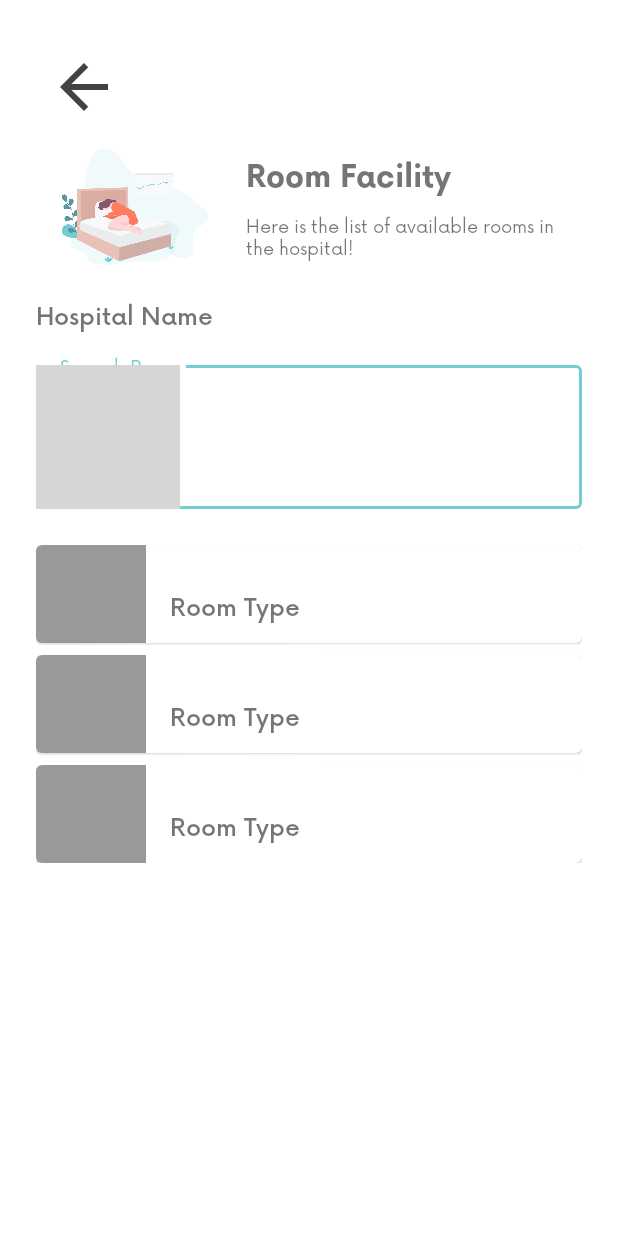
After one commit to lazuardiap/Langkah, an Android app: the layout fragment_rooms.xml on its own in the app's theme, with its tools: preview values and no code run, on a phone screen of 412 x 824 dp. The commit adds this screen. Run offline under Robolectric (Android 15) with nearby library versions, the phone set to English and light mode, and no system bars; grey boxes are pictures that could not be loaded.

Commit message:
Rooms Page Done

```diff
--- a/app/src/main/AndroidManifest.xml
+++ b/app/src/main/AndroidManifest.xml
@@ -11,7 +11,7 @@
         android:roundIcon="@mipmap/ic_launcher_round"
         android:supportsRtl="true"
         android:theme="@style/Theme.Langkah">
-        <activity android:name=".ui.polyclinics.PolyclinicDetailsActivity"></activity>
+        <activity android:name=".ui.polyclinics.PolyclinicDetailsActivity" />
         <activity android:name=".ui.doctors.DoctorDetailsActivity" />
         <activity android:name=".ui.hospital.HospitalDetailActivity" />
         <activity android:name=".AppActivity" />
--- a/app/src/main/java/com/newshelter/langkah/ui/polyclinics/FullPolyclinicsFragment.kt
+++ b/app/src/main/java/com/newshelter/langkah/ui/polyclinics/FullPolyclinicsFragment.kt
@@ -6,6 +6,7 @@ import android.view.LayoutInflater
 import android.view.View
 import android.view.ViewGroup
 import androidx.recyclerview.widget.LinearLayoutManager
+import com.bumptech.glide.Glide
 import com.newshelter.langkah.R
 import com.newshelter.langkah.databinding.FragmentFullPolyclinicsBinding
 import com.newshelter.langkah.utils.DataDummy
@@ -54,6 +55,10 @@ class FullPolyclinicsFragment : Fragment() {
             val mFragmentManager = parentFragmentManager
             mFragmentManager.popBackStack()
         }
+
+        Glide.with(requireActivity())
+            .load(R.drawable.polyclinics)
+            .into(binding.polysImg)
     }
 
 }
--- /dev/null
+++ b/app/src/main/res/layout/fragment_rooms.xml
@@ -0,0 +1,109 @@
+<?xml version="1.0" encoding="utf-8"?>
+<androidx.constraintlayout.widget.ConstraintLayout xmlns:android="http://schemas.android.com/apk/res/android"
+    xmlns:tools="http://schemas.android.com/tools"
+    xmlns:app="http://schemas.android.com/apk/res-auto"
+    android:layout_width="match_parent"
+    android:layout_height="match_parent"
+    android:padding="24dp">
+
+    <com.google.android.material.button.MaterialButton
+        android:id="@+id/btn_back"
+        style="@style/Widget.MaterialComponents.Button.TextButton"
+        android:layout_width="wrap_content"
+        android:layout_height="wrap_content"
+        app:icon="@drawable/arrow_back_black_48"
+        app:iconTint="@color/black"
+        app:layout_constraintStart_toStartOf="parent"
+        app:layout_constraintTop_toTopOf="parent" />
+
+    <androidx.appcompat.widget.AppCompatImageView
+        android:id="@+id/rooms_img"
+        android:layout_width="132dp"
+        android:layout_height="92dp"
+        android:src="@drawable/room"
+        app:layout_constraintTop_toBottomOf="@id/btn_back"
+        app:layout_constraintLeft_toLeftOf="parent"/>
+
+    <com.google.android.material.textview.MaterialTextView
+        android:id="@+id/title_page"
+        android:layout_width="wrap_content"
+        android:layout_height="wrap_content"
+        android:fontFamily="@font/now_bold"
+        android:textSize="20sp"
+        android:layout_marginStart="8dp"
+        app:layout_constraintTop_toTopOf="@+id/rooms_img"
+        app:layout_constraintLeft_toRightOf="@id/rooms_img"
+        app:layout_constraintBottom_toTopOf="@id/description_page"
+        android:text="@string/room_page_title"/>
+
+    <com.google.android.material.textview.MaterialTextView
+        android:id="@+id/description_page"
+        android:layout_width="0dp"
+        android:layout_height="wrap_content"
+        android:fontFamily="@font/now_regular"
+        android:textSize="12sp"
+        app:layout_constraintTop_toBottomOf="@id/title_page"
+        app:layout_constraintLeft_toLeftOf="@id/title_page"
+        app:layout_constraintRight_toRightOf="parent"
+        app:layout_constraintBottom_toBottomOf="@id/rooms_img"
+        android:text="@string/room_page_desc"/>
+
+    <com.google.android.material.textview.MaterialTextView
+        android:id="@+id/tv_hospital_name"
+        android:layout_width="0dp"
+        android:layout_height="wrap_content"
+        android:fontFamily="@font/now_medium"
+        android:textSize="16sp"
+        android:layout_marginTop="24dp"
+        app:layout_constraintTop_toBottomOf="@id/description_page"
+        app:layout_constraintStart_toStartOf="parent"
+        app:layout_constraintEnd_toEndOf="parent"
+        android:text="@string/hospital_name"/>
+
+    <com.google.android.material.textfield.TextInputLayout
+        android:id="@+id/search_bar"
+        android:layout_width="match_parent"
+        android:layout_height="wrap_content"
+        android:layout_marginTop="16dp"
+        android:hint="@string/search_room_hint"
+        style="@style/Widget.MaterialComponents.TextInputLayout.OutlinedBox.Dense"
+        app:layout_constraintTop_toBottomOf="@id/tv_hospital_name"
+        app:layout_constraintStart_toStartOf="parent"
+        app:layout_constraintEnd_toEndOf="parent"
+        app:startIconDrawable="@drawable/search_24"
+        app:startIconContentDescription="search icon">
+
+        <com.google.android.material.textfield.TextInputEditText
+            android:layout_width="match_parent"
+            android:layout_height="wrap_content"
+            android:fontFamily="@font/now_regular"
+            android:textColor="@color/light_grey"/>
+
+    </com.google.android.material.textfield.TextInputLayout>
+
+
+    <androidx.recyclerview.widget.RecyclerView
+        android:id="@+id/rv_rooms"
+        android:layout_width="match_parent"
+        android:layout_marginTop="16dp"
+        android:layout_height="wrap_content"
+        app:layout_constraintTop_toBottomOf="@id/search_bar"
+        tools:listitem="@layout/items_rooms"/>
+
+    <ProgressBar
+        android:id="@+id/progress_bar"
+        style="?android:attr/progressBarStyle"
+        android:layout_width="wrap_content"
+        android:layout_height="wrap_content"
+        android:layout_marginStart="8dp"
+        android:layout_marginTop="8dp"
+        android:layout_marginEnd="8dp"
+        android:layout_marginBottom="8dp"
+        android:visibility="gone"
+        app:layout_constraintTop_toTopOf="@id/rv_rooms"
+        app:layout_constraintStart_toStartOf="@+id/rv_rooms"
+        app:layout_constraintEnd_toEndOf="@+id/rv_rooms"
+        app:layout_constraintBottom_toBottomOf="@id/rv_rooms"/>
+
+
+</androidx.constraintlayout.widget.ConstraintLayout>
--- /dev/null
+++ b/app/src/main/res/layout/items_rooms.xml
@@ -0,0 +1,50 @@
+<?xml version="1.0" encoding="utf-8"?>
+<com.google.android.material.card.MaterialCardView
+    xmlns:android="http://schemas.android.com/apk/res/android"
+    xmlns:app="http://schemas.android.com/apk/res-auto"
+    xmlns:tools="http://schemas.android.com/tools"
+    android:id="@+id/cv_rooms"
+    android:layout_width="match_parent"
+    android:layout_height="wrap_content"
+    android:layout_marginTop="8dp"
+    android:orientation="vertical">
+
+    <androidx.constraintlayout.widget.ConstraintLayout
+        android:id="@+id/room_container"
+        android:layout_width="match_parent"
+        android:layout_height="wrap_content">
+
+        <androidx.appcompat.widget.AppCompatImageView
+            android:id="@+id/img_poster"
+            android:layout_width="73dp"
+            android:layout_height="65dp"
+            android:layout_alignParentStart="true"
+            android:layout_alignParentTop="true"
+            android:src="@color/grey"
+            app:layout_constraintBottom_toBottomOf="parent"
+            app:layout_constraintStart_toStartOf="parent"
+            app:layout_constraintTop_toTopOf="parent"
+            tools:ignore="ContentDescription" />
+
+        <com.google.android.material.textview.MaterialTextView
+            android:id="@+id/tv_item_type"
+            android:layout_width="0dp"
+            android:layout_height="wrap_content"
+            android:layout_marginStart="16dp"
+            android:layout_marginTop="16dp"
+            android:layout_marginEnd="16dp"
+            android:ellipsize="end"
+            android:gravity="start"
+            android:maxLines="2"
+            android:textSize="16sp"
+            android:fontFamily="@font/now_medium"
+            app:layout_constraintEnd_toEndOf="parent"
+            app:layout_constraintStart_toEndOf="@+id/img_poster"
+            app:layout_constraintTop_toTopOf="@id/img_poster"
+            app:layout_constraintBottom_toBottomOf="parent"
+            android:text="@string/room_type" />
+
+
+    </androidx.constraintlayout.widget.ConstraintLayout>
+
+</com.google.android.material.card.MaterialCardView>
--- a/app/src/main/res/values/strings.xml
+++ b/app/src/main/res/values/strings.xml
@@ -77,5 +77,9 @@
     <string name="polyclinics_page_title">The Polyclinics</string>
     <string name="polyclinics_page_desc">Here is the list of available polyclinics in the hospital!</string>
     <string name="search_polyclinic_hint">Search Polyclinic</string>
+    <string name="room_page_title">Room Facility</string>
+    <string name="room_page_desc">Here is the list of available rooms in the hospital!</string>
+    <string name="search_room_hint">Search Room</string>
+    <string name="room_type">Room Type</string>
 
 </resources>
```
Also changed, not shown: app/src/main/java/com/newshelter/langkah/ui/hospital/HospitalDetailFragment.kt (+24 -0 lines), app/src/main/java/com/newshelter/langkah/ui/room/RoomAdapter.kt (added, +44 -0 lines), app/src/main/java/com/newshelter/langkah/ui/room/RoomsFragment.kt (added, +65 -0 lines).
